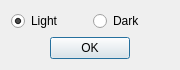
Before: the Qt Designer form PyFANS/UI/UI_ThemeSwitch.ui in zigorrom/PyFANS, drawn with Qt 5.
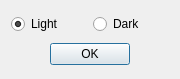
After: the same form once the commit is applied. Icons and pictures are not drawn.

```diff
--- a/PyFANS/UI/UI_ThemeSwitch.ui
+++ b/PyFANS/UI/UI_ThemeSwitch.ui
@@ -7,7 +7,7 @@
     <x>0</x>
     <y>0</y>
     <width>180</width>
-    <height>66</height>
+    <height>79</height>
    </rect>
   </property>
   <property name="windowTitle">
```
Left out of the diff: 8 changed lines with no effect on the pictures.
